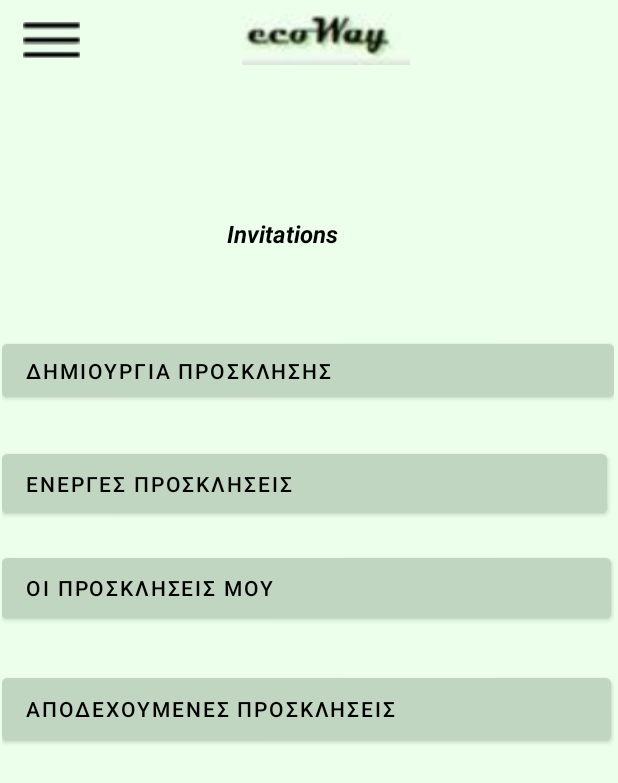
After one commit to ecoWaySE2021/ecoWay, an Android app: the layout invitations.xml on its own in the app's theme, with its tools: preview values and no code run, on a phone screen of 412 x 824 dp. The commit adds this screen. Shown: the top 783 px of the screen. Run offline under Robolectric (Android 15) with nearby library versions, the phone set to English and light mode, and no system bars.

Commit message:
Invitations choices screen

```diff
--- a/app/src/main/java/com/example/ecoway/Routes.java
+++ b/app/src/main/java/com/example/ecoway/Routes.java
@@ -80,6 +80,4 @@ public class Routes {
 
     //Μέθοδος Υπολογισμού Χιλιομέτρων
     //Μέθοδος Υπολογισμού Ώρας
-
-
 }
--- /dev/null
+++ b/app/src/main/res/layout/invitations.xml
@@ -0,0 +1,138 @@
+<?xml version="1.0" encoding="utf-8"?>
+<androidx.constraintlayout.widget.ConstraintLayout xmlns:android="http://schemas.android.com/apk/res/android"
+    xmlns:app="http://schemas.android.com/apk/res-auto"
+    xmlns:tools="http://schemas.android.com/tools"
+    android:layout_width="match_parent"
+    android:layout_height="match_parent"
+    android:background="#EBFFEB"
+    android:backgroundTint="#EBFFEB" >
+
+    <androidx.constraintlayout.widget.ConstraintLayout
+        android:id="@+id/constraintLayout2"
+        android:layout_width="411dp"
+        android:layout_height="52dp"
+        app:layout_constraintBottom_toBottomOf="parent"
+        app:layout_constraintEnd_toEndOf="parent"
+        app:layout_constraintHorizontal_bias="1.0"
+        app:layout_constraintStart_toStartOf="parent"
+        app:layout_constraintTop_toTopOf="parent"
+        app:layout_constraintVertical_bias="0.0">
+
+        <ImageButton
+            android:id="@+id/imageButton15"
+            android:layout_width="wrap_content"
+            android:layout_height="wrap_content"
+            android:backgroundTint="#EBFFEB"
+            app:layout_constraintBottom_toBottomOf="parent"
+            app:layout_constraintEnd_toEndOf="parent"
+            app:layout_constraintHorizontal_bias="0.008"
+            app:layout_constraintStart_toStartOf="parent"
+            app:layout_constraintTop_toTopOf="parent"
+            app:layout_constraintVertical_bias="0.555"
+            app:srcCompat="@drawable/dropdown1" />
+
+        <ImageView
+            android:id="@+id/imageView30"
+            android:layout_width="112dp"
+            android:layout_height="42dp"
+            app:layout_constraintBottom_toBottomOf="parent"
+            app:layout_constraintEnd_toEndOf="parent"
+            app:layout_constraintHorizontal_bias="0.408"
+            app:layout_constraintStart_toEndOf="@+id/imageButton15"
+            app:layout_constraintTop_toTopOf="parent"
+            app:layout_constraintVertical_bias="0.529"
+            app:srcCompat="@drawable/ecoway" />
+    </androidx.constraintlayout.widget.ConstraintLayout>
+
+    <androidx.constraintlayout.widget.ConstraintLayout
+        android:layout_width="408dp"
+        android:layout_height="685dp"
+        android:layout_marginTop="10dp"
+        app:layout_constraintBottom_toBottomOf="parent"
+        app:layout_constraintEnd_toEndOf="parent"
+        app:layout_constraintHorizontal_bias="0.333"
+        app:layout_constraintStart_toStartOf="parent"
+        app:layout_constraintTop_toBottomOf="@+id/constraintLayout2"
+        app:layout_constraintVertical_bias="0.875">
+
+        <TextView
+            android:id="@+id/textView117"
+            android:layout_width="151dp"
+            android:layout_height="34dp"
+            android:shadowColor="#2E2929"
+            android:text="         Invitations"
+            android:textColor="#000000"
+            android:textSize="16sp"
+            android:textStyle="bold|italic"
+            app:layout_constraintBottom_toBottomOf="parent"
+            app:layout_constraintEnd_toEndOf="parent"
+            app:layout_constraintHorizontal_bias="0.445"
+            app:layout_constraintStart_toStartOf="parent"
+            app:layout_constraintTop_toTopOf="parent"
+            app:layout_constraintVertical_bias="0.024" />
+
+        <Button
+            android:id="@+id/button8"
+            android:layout_width="408dp"
+            android:layout_height="47dp"
+            android:backgroundTint="#C1D6C1"
+            android:backgroundTintMode="screen"
+            android:hapticFeedbackEnabled="true"
+            android:text="ΔΗΜΙΟΥΡΓΙΑ ΠΡΟΣΚΛΗΣΗΣ"
+            android:textAlignment="textStart"
+            android:textColor="#000000"
+            app:layout_constraintBottom_toBottomOf="parent"
+            app:layout_constraintEnd_toEndOf="parent"
+            app:layout_constraintHorizontal_bias="0.063"
+            app:layout_constraintStart_toStartOf="parent"
+            app:layout_constraintTop_toBottomOf="@+id/textView117"
+            app:layout_constraintVertical_bias="0.076" />
+
+        <Button
+            android:id="@+id/button10"
+            android:layout_width="403dp"
+            android:layout_height="51dp"
+            android:layout_marginTop="26dp"
+            android:backgroundTint="#C1D6C1"
+            android:text="ΕΝΕΡΓΕΣ ΠΡΟΣΚΛΗΣΕΙΣ"
+            android:textAlignment="textStart"
+            android:textColor="#020202"
+            app:layout_constraintBottom_toBottomOf="parent"
+            app:layout_constraintEnd_toEndOf="parent"
+            app:layout_constraintHorizontal_bias="0.0"
+            app:layout_constraintStart_toStartOf="parent"
+            app:layout_constraintTop_toBottomOf="@+id/button8"
+            app:layout_constraintVertical_bias="0.0" />
+
+        <Button
+            android:id="@+id/button11"
+            android:layout_width="406dp"
+            android:layout_height="52dp"
+            android:backgroundTint="#C1D6C1"
+            android:text="ΟΙ ΠΡΟΣΚΛΗΣΕΙΣ ΜΟΥ"
+            android:textAlignment="textStart"
+            android:textColor="#000000"
+            app:layout_constraintBottom_toBottomOf="parent"
+            app:layout_constraintEnd_toEndOf="parent"
+            app:layout_constraintHorizontal_bias="0.0"
+            app:layout_constraintStart_toStartOf="parent"
+            app:layout_constraintTop_toBottomOf="@+id/button10"
+            app:layout_constraintVertical_bias="0.043" />
+
+        <Button
+            android:id="@+id/button12"
+            android:layout_width="406dp"
+            android:layout_height="53dp"
+            android:backgroundTint="#C1D6C1"
+            android:text="ΑΠΟΔΕΧΟΥΜΕΝΕΣ ΠΡΟΣΚΛΗΣΕΙΣ"
+            android:textAlignment="textStart"
+            android:textColor="#000000"
+            app:layout_constraintBottom_toBottomOf="parent"
+            app:layout_constraintEnd_toEndOf="parent"
+            app:layout_constraintHorizontal_bias="0.0"
+            app:layout_constraintStart_toStartOf="parent"
+            app:layout_constraintTop_toBottomOf="@+id/button11"
+            app:layout_constraintVertical_bias="0.081" />
+    </androidx.constraintlayout.widget.ConstraintLayout>
+
+</androidx.constraintlayout.widget.ConstraintLayout>
--- a/app/src/main/res/layout/log_in_start.xml
+++ b/app/src/main/res/layout/log_in_start.xml
@@ -88,10 +88,9 @@
         app:layout_constraintTop_toBottomOf="@+id/Logologin">
 
         <com.google.android.material.textfield.TextInputEditText
-            android:id = "@+id/username"
+            android:id="@+id/username"
             android:layout_width="match_parent"
-            android:layout_height="wrap_content"
-            android:hint="hint" />
+            android:layout_height="wrap_content" />
     </com.google.android.material.textfield.TextInputLayout>
 
     <com.google.android.material.textfield.TextInputLayout
@@ -104,11 +103,10 @@
         app:layout_constraintStart_toStartOf="parent">
 
         <com.google.android.material.textfield.TextInputEditText
-            android:id = "@+id/password"
-            android:inputType="textPassword"
+            android:id="@+id/password"
             android:layout_width="match_parent"
             android:layout_height="wrap_content"
-            android:hint="hint" />
+            android:inputType="textPassword" />
     </com.google.android.material.textfield.TextInputLayout>
 
     <Button
@@ -166,13 +164,16 @@
 
     <TextView
         android:id="@+id/textView92"
-        android:layout_width="146dp"
-        android:layout_height="38dp"
+        android:layout_width="167dp"
+        android:layout_height="34dp"
         android:background="#00AF9E9E"
         android:foregroundTint="#000000"
         android:text="Welcome to..."
         android:textAppearance="@style/TextAppearance.AppCompat.Display3"
+        android:textColor="#000000"
+        android:textDirection="firstStrong"
         android:textSize="24sp"
+        android:textStyle="italic"
         app:drawableTint="#000000"
         app:layout_constraintBottom_toTopOf="@+id/Logologin"
         app:layout_constraintEnd_toStartOf="@+id/imageView27"
--- a/app/src/main/res/layout/register.xml
+++ b/app/src/main/res/layout/register.xml
@@ -109,8 +109,8 @@
 
     <EditText
         android:id="@+id/editTextTextPersonName4"
-        android:layout_width="wrap_content"
-        android:layout_height="wrap_content"
+        android:layout_width="299dp"
+        android:layout_height="51dp"
         android:backgroundTint="#000000"
         android:ems="10"
         android:inputType="textPersonName"
```
